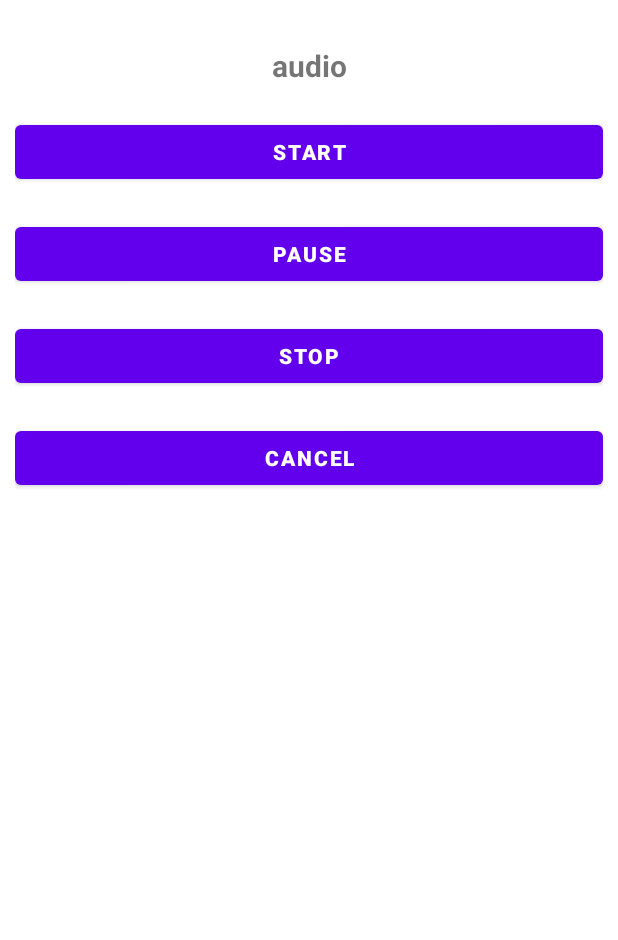
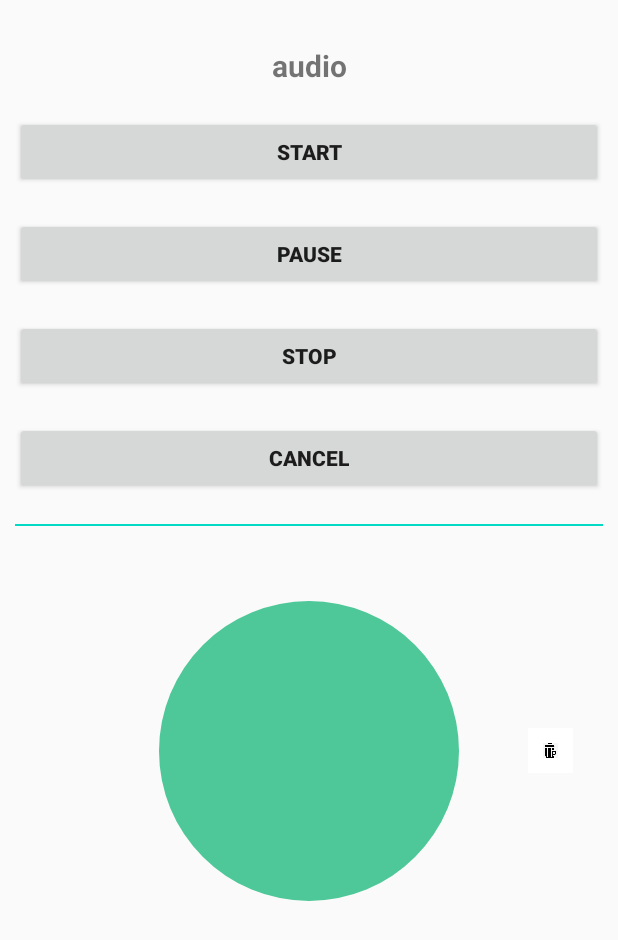
Before and after one commit to zhongyao/MultimediaExplore, an Android app: the layout activity_audio.xml on its own in the app's theme, with its tools: preview values and no code run, on a phone screen of 412 x 824 dp. Shown: the top 940 px of the screen. Run offline under Robolectric (Android 15) with nearby library versions, the phone set to English and light mode, and no system bars.

Commit message:
录音布局类手势 + 状态机

```diff
--- a/app/src/main/AndroidManifest.xml
+++ b/app/src/main/AndroidManifest.xml
@@ -12,7 +12,7 @@
         android:label="@string/app_name"
         android:roundIcon="@mipmap/ic_launcher_round"
         android:supportsRtl="true"
-        android:theme="@style/Theme.MultimediaExplore">
+        android:theme="@style/AppTheme">
         <activity android:name=".audio.AudioActivity">
             <intent-filter>
                 <action android:name="android.intent.action.MAIN" />
--- /dev/null
+++ b/app/src/main/java/com/hongri/multimedia/audio/widget/RecordLayout.java
@@ -0,0 +1,154 @@
+package com.hongri.multimedia.audio.widget;
+
+import android.app.Activity;
+import android.content.Context;
+import android.graphics.Color;
+import android.util.AttributeSet;
+import android.util.Log;
+import android.view.MotionEvent;
+import android.view.View;
+import android.widget.FrameLayout;
+import android.widget.ImageView;
+
+import androidx.annotation.NonNull;
+import androidx.annotation.Nullable;
+
+import com.hongri.multimedia.R;
+import com.hongri.multimedia.audio.state.AudioStatusManager;
+import com.hongri.multimedia.audio.state.Status;
+
+/**
+ * Create by zhongyao on 2021/8/17
+ * Description:录音布局类
+ */
+public class RecordLayout extends FrameLayout {
+
+    private Activity activity;
+    private int phoneWidth;
+    private int borderWidth;
+    private RecordButton recordBtn;
+    private ImageView deleteBtn;
+
+    private final String TAG = "RecordLayout";
+
+    public RecordLayout(@NonNull Context context) {
+        super(context);
+    }
+
+    public RecordLayout(@NonNull Context context, @Nullable AttributeSet attrs) {
+        super(context, attrs);
+    }
+
+    @Override
+    protected void onMeasure(int widthMeasureSpec, int heightMeasureSpec) {
+        super.onMeasure(widthMeasureSpec, heightMeasureSpec);
+    }
+
+
+    private float recordBtnLeftX, recordBtnRightX;
+    private float recordBtnWidth, recordBtnHeight;
+    private float recordBtnTopY, recordBtnBottomY;
+
+    @Override
+    protected void onLayout(boolean changed, int left, int top, int right, int bottom) {
+        super.onLayout(changed, left, top, right, bottom);
+        int childCount = getChildCount();
+        if (childCount >= 2) {
+            View childView1 = getChildAt(0);
+            if (childView1 instanceof RecordButton) {
+                recordBtn = (RecordButton) childView1;
+
+                recordBtnLeftX = recordBtn.getX();
+                recordBtnWidth = recordBtn.getWidth();
+                recordBtnRightX = recordBtnLeftX + recordBtnWidth;
+
+                recordBtnTopY = recordBtn.getY();
+                recordBtnHeight = recordBtn.getHeight();
+                recordBtnBottomY = recordBtnTopY + recordBtnHeight;
+
+                Log.d(TAG, "onLayout---> recordBtnLeftX:" + recordBtnLeftX + " recordBtnWidth:" + recordBtnWidth + " recordBtnRightX:" + recordBtnRightX);
+                Log.d(TAG, "onLayout---> recordBtnTopY:" + recordBtnTopY + " recordBtnHeight:" + recordBtnHeight + " recordBtnBottomY:" + recordBtnBottomY);
+            }
+            View childView2 = getChildAt(1);
+            if (childView2 instanceof ImageView) {
+                deleteBtn = (ImageView) childView2;
+            }
+        }
+    }
+
+    public void setPhoneWidth(Activity activity, int phoneWidth) {
+        this.activity = activity;
+        this.phoneWidth = phoneWidth;
+        borderWidth = (this.phoneWidth * 2) / 3;
+    }
+
+    private float lastTouchX, lastTouchY, lastRawX, lastRawY;
+    private float currentX = 0;
+    private float currentY = 0;
+    private float distanceX = 0;
+
+    @Override
+    public boolean onInterceptTouchEvent(MotionEvent event) {
+//        Log.d(TAG, "onInterceptTouchEvent ---> event:" + event.getAction());
+
+        if (activity == null || recordBtn == null || deleteBtn == null) {
+            return false;
+        }
+
+
+
+        int action = event.getAction();
+        switch (action) {
+            case MotionEvent.ACTION_DOWN:
+                lastTouchX = event.getX();
+                lastTouchY = event.getY();
+
+                lastRawX = event.getRawX();
+                lastRawY = event.getRawY();
+
+                if (isPointInRecordRect(lastTouchX, lastTouchY)) {
+                    recordBtn.setBackgroundResource(R.drawable.audio_record_pressed_bg);
+                }
+                Log.d(TAG, "lastTouchX:" + lastTouchX + " lastTouchY:" + lastTouchY + " lastRawX:" + lastRawX + " lastRawY:" + lastRawY);
+                break;
+
+            case MotionEvent.ACTION_MOVE:
+                currentX = event.getX();
+                currentY = event.getY();
+                distanceX = currentX - lastTouchX;
+
+                if (currentX > borderWidth && distanceX > (borderWidth / 4.0)) {
+                    deleteBtn.setBackgroundColor(Color.parseColor("#FF0000"));
+                }
+
+                break;
+
+            case MotionEvent.ACTION_UP:
+                if (currentX > borderWidth && distanceX > (borderWidth / 4.0)) {
+                    Log.d(TAG, "trigger cancel");
+                    AudioStatusManager.setStatus(Status.STATUS_CANCEL);
+                }
+
+                recordBtn.setBackgroundResource(R.drawable.audio_record_normal_bg);
+                deleteBtn.setBackgroundColor(Color.parseColor("#FFFFFF"));
+                break;
+
+            default:
+                break;
+        }
+        return super.onInterceptTouchEvent(event);
+    }
+
+    @Override
+    public boolean onTouchEvent(MotionEvent event) {
+        Log.d(TAG, "onTouchEvent ---> event:" + event.getAction());
+        return super.onTouchEvent(event);
+    }
+
+    private boolean isPointInRecordRect(float pointX, float pointY) {
+        if (pointX < recordBtnLeftX || pointX > recordBtnRightX || pointY < recordBtnTopY || pointY > recordBtnBottomY) {
+            return false;
+        }
+        return true;
+    }
+}
--- /dev/null
+++ b/app/src/main/res/drawable/audio_record_bg.xml
@@ -0,0 +1,5 @@
+<?xml version="1.0" encoding="utf-8"?>
+<selector xmlns:android="http://schemas.android.com/apk/res/android">
+    <item android:drawable="@drawable/audio_record_pressed_bg" android:state_pressed="true" />
+    <item android:drawable="@drawable/audio_record_normal_bg" android:state_pressed="false" />
+</selector>
--- /dev/null
+++ b/app/src/main/res/drawable/audio_record_normal_bg.xml
@@ -0,0 +1,8 @@
+<?xml version="1.0" encoding="utf-8"?>
+<shape xmlns:android="http://schemas.android.com/apk/res/android"
+    android:innerRadius="0dp"
+    android:shape="ring"
+    android:thickness="100dp"
+    android:useLevel="false">
+    <solid android:color="@color/audio_record_selector_normal_color" />
+</shape>
--- /dev/null
+++ b/app/src/main/res/drawable/audio_record_pressed_bg.xml
@@ -0,0 +1,9 @@
+<?xml version="1.0" encoding="utf-8"?>
+<shape xmlns:android="http://schemas.android.com/apk/res/android"
+    android:innerRadius="0dp"
+    android:shape="ring"
+    android:thickness="100dp"
+    android:useLevel="false">
+    <!--android:useLevel="false"需要有，否则shape不展示-->
+    <solid android:color="@color/audio_record_selector_pressed_color" />
+</shape>
--- a/app/src/main/res/layout/activity_audio.xml
+++ b/app/src/main/res/layout/activity_audio.xml
@@ -51,4 +51,41 @@
         android:text="cancel"
         android:textStyle="bold" />
 
+    <Button
+        android:layout_width="200dp"
+        android:layout_height="200dp"
+        android:background="@drawable/audio_record_bg"
+        android:visibility="gone" />
+
+    <View
+        android:layout_width="match_parent"
+        android:layout_height="1dp"
+        android:background="@color/teal_200" />
+
+    <com.hongri.multimedia.audio.widget.RecordLayout
+        android:id="@+id/recordLayout"
+        android:layout_width="match_parent"
+        android:layout_height="300dp"
+        android:visibility="visible">
+
+        <com.hongri.multimedia.audio.widget.RecordButton
+            android:id="@+id/recordBtn"
+            android:layout_width="200dp"
+            android:layout_height="200dp"
+            android:layout_gravity="center"
+            android:background="@drawable/audio_record_normal_bg" />
+
+        <ImageView
+            android:id="@+id/deleteBtn"
+            android:layout_width="30dp"
+            android:layout_height="30dp"
+            android:layout_gravity="right|center_vertical"
+            android:layout_marginRight="20dp"
+            android:background="@color/white"
+            android:padding="10dp"
+            android:src="@drawable/audio_record_delete"
+            tools:ignore="RtlHardcoded" />
+
+    </com.hongri.multimedia.audio.widget.RecordLayout>
+
 </LinearLayout>
--- a/app/src/main/res/values-night/themes.xml
+++ b/app/src/main/res/values-night/themes.xml
@@ -1,16 +1,4 @@
 <resources xmlns:tools="http://schemas.android.com/tools">
     <!-- Base application theme. -->
-    <style name="Theme.MultimediaExplore" parent="Theme.MaterialComponents.DayNight.DarkActionBar">
-        <!-- Primary brand color. -->
-        <item name="colorPrimary">@color/purple_200</item>
-        <item name="colorPrimaryVariant">@color/purple_700</item>
-        <item name="colorOnPrimary">@color/black</item>
-        <!-- Secondary brand color. -->
-        <item name="colorSecondary">@color/teal_200</item>
-        <item name="colorSecondaryVariant">@color/teal_200</item>
-        <item name="colorOnSecondary">@color/black</item>
-        <!-- Status bar color. -->
-        <item name="android:statusBarColor" tools:targetApi="l">?attr/colorPrimaryVariant</item>
-        <!-- Customize your theme here. -->
-    </style>
+    <style name="AppTheme" parent="Theme.AppCompat.Light.NoActionBar" />
 </resources>
--- a/app/src/main/res/values/colors.xml
+++ b/app/src/main/res/values/colors.xml
@@ -7,4 +7,10 @@
     <color name="teal_700">#FF018786</color>
     <color name="black">#FF000000</color>
     <color name="white">#FFFFFFFF</color>
+    <color name="red">#FF0000</color>
+
+    <color name="audio_record_selector_pressed_color">#ff99dfc4</color>
+    <color name="audio_record_selector_normal_color">#ff4ec899</color>
+    <color name="audio_record_delete_red_color">#FFFF0000</color>
+
 </resources>
--- a/app/src/main/res/values/themes.xml
+++ b/app/src/main/res/values/themes.xml
@@ -1,16 +1,5 @@
 <resources xmlns:tools="http://schemas.android.com/tools">
     <!-- Base application theme. -->
-    <style name="Theme.MultimediaExplore" parent="Theme.MaterialComponents.DayNight.DarkActionBar">
-        <!-- Primary brand color. -->
-        <item name="colorPrimary">@color/purple_500</item>
-        <item name="colorPrimaryVariant">@color/purple_700</item>
-        <item name="colorOnPrimary">@color/white</item>
-        <!-- Secondary brand color. -->
-        <item name="colorSecondary">@color/teal_200</item>
-        <item name="colorSecondaryVariant">@color/teal_700</item>
-        <item name="colorOnSecondary">@color/black</item>
-        <!-- Status bar color. -->
-        <item name="android:statusBarColor" tools:targetApi="l">?attr/colorPrimaryVariant</item>
-        <!-- Customize your theme here. -->
-    </style>
+    <!-- Base application theme. -->
+    <style name="AppTheme" parent="Theme.AppCompat.Light.NoActionBar" />
 </resources>
```
Also changed, not shown: app/src/main/java/com/hongri/multimedia/AppUtil.java (added, +21 -0 lines), app/src/main/java/com/hongri/multimedia/audio/AudioActivity.java (+20 -0 lines), app/src/main/java/com/hongri/multimedia/audio/AudioRecorder.java (+2 -16 lines), app/src/main/java/com/hongri/multimedia/audio/state/AudioStatusManager.java (added, +52 -0 lines), app/src/main/java/com/hongri/multimedia/audio/state/Status.java (added, +20 -0 lines), app/src/main/java/com/hongri/multimedia/audio/widget/RecordButton.java (added, +51 -0 lines), app/src/main/res/drawable/audio_record_delete.jpeg (added).
